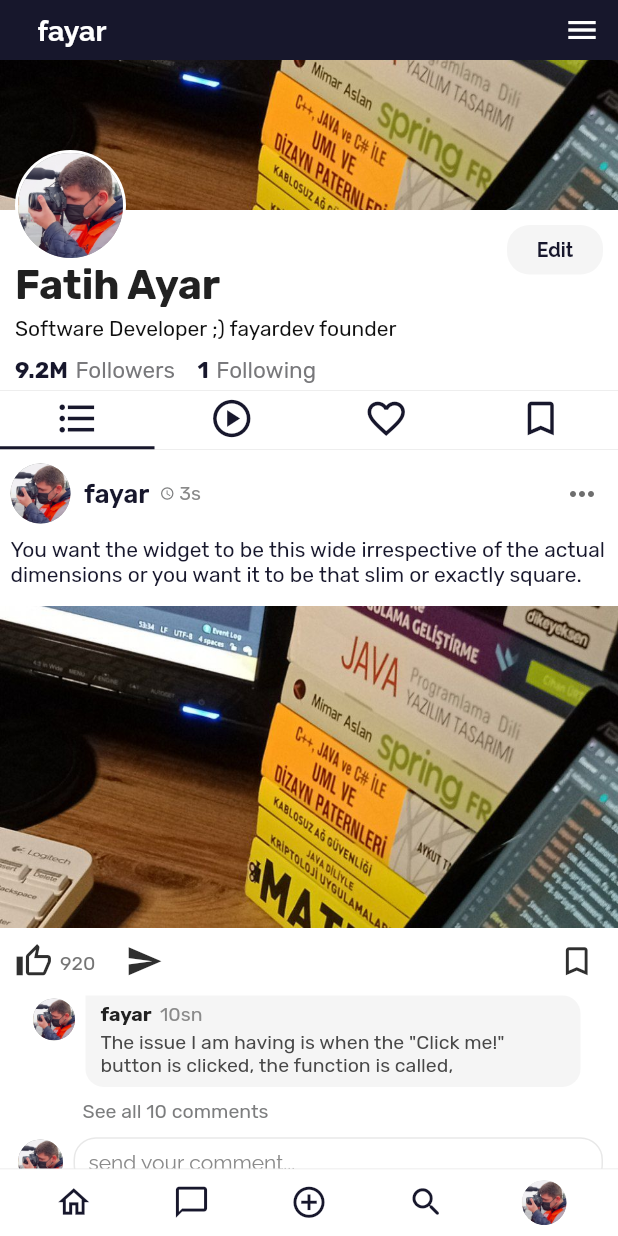
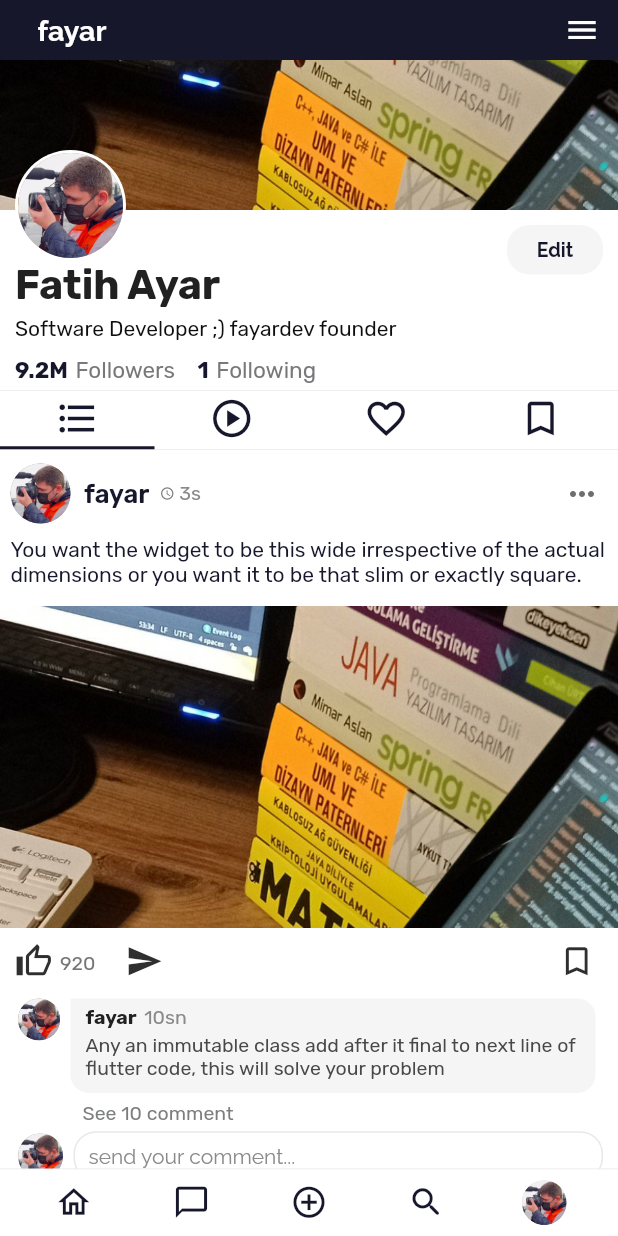
Before and after one commit to fatihayaaar/regms-mobile-app, a Flutter app: the screen it shows after launch, after a tap on "Login", on a phone screen of 412 x 824 dp. Run offline on Flutter 3.47's test engine with Material 2 defaults, Android fonts, the phone set to English and light mode, and no system bars; our stand-ins replace expandable_page_view, google_fonts; missing offline and left inert: flutter_verification_code.

Commit message:
post.dart added and user.dart added

```diff
--- a/lib/models/comment.dart
+++ b/lib/models/comment.dart
@@ -1,12 +1,13 @@
+import 'package:regms_flutter_client/models/user.dart';
+
 class Comment {
-  String avatar;
-  String username;
+  User user;
   String sendTime;
   String text;
 
-  Comment(
-      {required this.avatar,
-      required this.username,
-      required this.sendTime,
-      required this.text});
+  Comment({
+    required this.user,
+    required this.sendTime,
+    required this.text,
+  });
 }
--- /dev/null
+++ b/lib/models/post.dart
@@ -0,0 +1,22 @@
+import 'package:regms_flutter_client/models/comment.dart';
+import 'package:regms_flutter_client/models/user.dart';
+
+class Post {
+  User user;
+  String text;
+  int likeCount;
+  int commentCount;
+  String sendDate;
+  Comment? comment;
+  String media;
+
+  Post({
+    required this.user,
+    required this.text,
+    required this.likeCount,
+    required this.commentCount,
+    this.comment,
+    required this.media,
+    required this.sendDate,
+  });
+}
--- /dev/null
+++ b/lib/models/user.dart
@@ -0,0 +1,9 @@
+class User {
+  String username;
+  String avatar;
+
+  User({
+    required this.username,
+    required this.avatar,
+  });
+}
--- a/lib/screens/my_profile_screen.dart
+++ b/lib/screens/my_profile_screen.dart
@@ -2,6 +2,9 @@ import 'package:flutter/material.dart';
 import 'package:flutter/rendering.dart';
 import 'package:regms_flutter_client/constants/colors.dart';
 import 'package:regms_flutter_client/constants/styles.dart';
+import 'package:regms_flutter_client/models/comment.dart';
+import 'package:regms_flutter_client/models/post.dart';
+import 'package:regms_flutter_client/models/user.dart';
 import 'package:regms_flutter_client/screens/edit_profile_screen.dart';
 import 'package:regms_flutter_client/widgets/app_bar/silver_app_bar.dart';
 import 'package:regms_flutter_client/widgets/avatar.dart';
@@ -15,7 +18,51 @@ class MyProfileScreen extends StatefulWidget {
 }
 
 class _MyProfileScreen extends State {
-  final List<String> entries = <String>['A', 'B', 'C', 'D', 'E', 'G'];
+  final List<PostCard> posts = [
+    PostCard(
+      post: Post(
+        user: User(username: "fayar", avatar: "assets/images/dump_1.jpg"),
+        likeCount: 920,
+        commentCount: 10,
+        text:
+        "You want the widget to be this wide irrespective of the actual dimensions or you want it to be that slim or exactly square.",
+        sendDate: "3s",
+        comment: Comment(
+          user: User(username: "fayar", avatar: "assets/images/dump_1.jpg"),
+          text: "Any an immutable class add after it final to next line of flutter code, this will solve your problem",
+          sendTime: "10sn",
+        ),
+        media: "assets/images/dump_2.jpg",
+      ),
+    ),
+    PostCard(
+      post: Post(
+        user: User(username: "fayar", avatar: "assets/images/dump_1.jpg"),
+        likeCount: 920,
+        commentCount: 0,
+        text:
+        "You want the widget to be this wide irrespective of the actual dimensions or you want it to be that slim or exactly square.",
+        sendDate: "3s",
+        media: "assets/images/dump_2.jpg",
+      ),
+    ),
+    PostCard(
+      post: Post(
+        user: User(username: "fayar", avatar: "assets/images/dump_1.jpg"),
+        likeCount: 9220,
+        commentCount: 0,
+        text:
+        "You want the widget to be this wide irrespective of the actual dimensions or you want it to be that slim or exactly square.",
+        sendDate: "3s",
+        comment: Comment(
+          user: User(username: "fayar", avatar: "assets/images/dump_1.jpg"),
+          text: "Any an immutable class add after it final to next line of flutter code, this will solve your problem",
+          sendTime: "10sn",
+        ),
+        media: "assets/images/dump_2.jpg",
+      ),
+    )
+  ];
 
   @override
   Widget build(BuildContext context) {
@@ -51,7 +98,10 @@ class _MyProfileScreen extends State {
       background: Container(
         color: kThemeColor,
         margin: EdgeInsets.fromLTRB(
-            0, 40 + MediaQuery.of(context).viewPadding.top, 0, 0),
+            0, 40 + MediaQuery
+            .of(context)
+            .viewPadding
+            .top, 0, 0),
         alignment: Alignment.centerLeft,
         child: Stack(
           children: [
@@ -132,7 +182,7 @@ class _MyProfileScreen extends State {
         children: [
           _buildProfileEditButton("Edit", () {
             Route route =
-                MaterialPageRoute(builder: (_) => EditProfileScreen());
+            MaterialPageRoute(builder: (_) => EditProfileScreen());
             Navigator.push(context, route);
           }),
         ],
@@ -195,15 +245,9 @@ class _MyProfileScreen extends State {
             padding: EdgeInsets.all(0),
             scrollDirection: Axis.vertical,
             shrinkWrap: true,
-            itemCount: entries.length,
+            itemCount: posts.length,
             itemBuilder: (BuildContext context, int index) {
-              return PostCard(
-                username: "fayar",
-                contentText:
-                    "You want the widget to be this wide irrespective of the actual dimensions or you want it to be that slim or exactly square.",
-                likeCount: "920",
-                commentCount: "10",
-              );
+              return posts.elementAt(index);
             }),
       ),
     );
--- a/lib/widgets/comment_box.dart
+++ b/lib/widgets/comment_box.dart
@@ -1,5 +1,3 @@
-// ignore_for_file: must_be_immutable
-
 import 'package:flutter/material.dart';
 import 'package:regms_flutter_client/constants/colors.dart';
 import 'package:regms_flutter_client/constants/styles.dart';
@@ -7,8 +5,8 @@ import 'package:regms_flutter_client/models/comment.dart';
 import 'package:regms_flutter_client/widgets/avatar.dart';
 
 class CommentBox extends StatefulWidget {
-  String? detailText;
-  Comment comment;
+  final String? detailText;
+  final Comment comment;
 
   CommentBox({this.detailText, required this.comment});
 
@@ -26,7 +24,7 @@ class _CommentBoxState extends State {
   Widget build(BuildContext context) {
     return Container(
       alignment: Alignment.topLeft,
-      margin: EdgeInsets.fromLTRB(10, 0, 10, 5),
+      margin: const EdgeInsets.fromLTRB(10, 0, 10, 0),
       child: Column(
         children: [
           Row(
@@ -48,7 +46,7 @@ class _CommentBoxState extends State {
       margin: const EdgeInsets.fromLTRB(0, 0, 0, 0),
       child: buildAvatar(
         borderColor: Colors.white.withOpacity(1),
-        img: "${comment.avatar}",
+        img: "${comment.user.avatar}",
         size: 14,
       ),
     );
@@ -57,7 +55,7 @@ class _CommentBoxState extends State {
   _buildCommentBox() {
     return Expanded(
       child: Container(
-        margin: const EdgeInsets.fromLTRB(5, 0, 5, 0),
+        margin: const EdgeInsets.fromLTRB(5, 2, 5, 2),
         padding: const EdgeInsets.fromLTRB(10, 5, 10, 5),
         decoration: kCommentBoxDecoration,
         child: Column(
@@ -67,13 +65,13 @@ class _CommentBoxState extends State {
             Row(
               children: [
                 _buildCommentBoxUsername(),
-                SizedBox(width: 3),
+                SizedBox(width: 5),
                 _buildCommentBoxTime(),
               ],
             ),
             SizedBox(height: 4),
             _buildCommentBoxText(),
-            SizedBox(height: 2),
+            SizedBox(height: 4),
           ],
         ),
       ),
@@ -82,7 +80,7 @@ class _CommentBoxState extends State {
 
   _buildCommentBoxUsername() {
     return Text(
-      '${comment.username} ',
+      '${comment.user.username}',
       style: kCommentRichTextStyle(
         kCommentUsernameColor,
         FontWeight.bold,
@@ -102,7 +100,7 @@ class _CommentBoxState extends State {
 
   _buildCommentBoxTime() {
     return Text(
-      "10sn",
+      comment.sendTime,
       style: kCommentTimeTextStyle,
     );
   }
@@ -110,18 +108,20 @@ class _CommentBoxState extends State {
   _buildDetail() {
     return Visibility(
       visible: detailText == null ? false : true,
-      child: detailText != null ? Container(
+      child: detailText != null
+          ? Container(
               alignment: Alignment.centerLeft,
-        margin: EdgeInsets.fromLTRB(45, 4, 0, 4),
+              margin: const EdgeInsets.fromLTRB(45, 4, 0, 4),
               child: Text(
-          detailText!,
+                "See ${detailText!} comment",
                 style: kCommentRichTextStyle(
                   kBodyTextColor,
                   FontWeight.normal,
                 ),
                 textAlign: TextAlign.left,
               ),
-      ) : Container(),
+            )
+          : Container(),
     );
   }
 }
--- a/lib/widgets/post_card.dart
+++ b/lib/widgets/post_card.dart
@@ -3,48 +3,26 @@
 import 'package:flutter/material.dart';
 import 'package:regms_flutter_client/constants/colors.dart';
 import 'package:regms_flutter_client/constants/styles.dart';
-import 'package:regms_flutter_client/models/comment.dart';
+import 'package:regms_flutter_client/models/post.dart';
 import 'package:regms_flutter_client/widgets/avatar.dart';
 import 'package:regms_flutter_client/widgets/comment_box.dart';
 
 class PostCard extends StatefulWidget {
-  String? username;
-  String? contentText;
-  String? avatar;
-  String? likeCount;
-  String? commentCount;
+  final Post post;
 
   PostCard({
-    this.username = "",
-    this.contentText = "",
-    this.avatar = "assets/images/dump_1.jpg",
-    this.likeCount = "0",
-    this.commentCount = "0",
+    required this.post,
   });
 
   @override
-  State<StatefulWidget> createState() => _PostCardState(
-        username: username,
-        contentText: contentText,
-        avatar: avatar,
-        likeCount: likeCount,
-        commentCount: commentCount,
-      );
+  State<StatefulWidget> createState() => _PostCardState(post: post);
 }
 
 class _PostCardState extends State {
-  String? username;
-  String? contentText;
-  String? avatar;
-  String? likeCount;
-  String? commentCount;
+  Post post;
 
   _PostCardState({
-    this.username,
-    this.contentText,
-    this.avatar,
-    this.likeCount,
-    this.commentCount,
+    required this.post,
   });
 
   @override
@@ -73,7 +51,7 @@ class _PostCardState extends State {
       margin: const EdgeInsets.fromLTRB(5, 0, 0, 0),
       child: buildAvatar(
         borderColor: Colors.white.withOpacity(1),
-        img: "$avatar",
+        img: "${post.user.avatar}",
         size: 20,
       ),
     );
@@ -100,18 +78,18 @@ class _PostCardState extends State {
 
   _buildPostUsername() {
     return Text(
-      "$username",
+      "${post.user.username}",
       style: kPostUsernameTextStyle,
     );
   }
 
   _buildPostContent() {
     return Visibility(
-      visible: contentText == "" ? false : true,
+      visible: post.text == "" ? false : true,
       child: Container(
         margin: const EdgeInsets.fromLTRB(7, 0, 7, 7),
         child: Text(
-          "$contentText",
+          "${post.text}",
           style: kPostContentTextStyle,
         ),
       ),
@@ -119,16 +97,9 @@ class _PostCardState extends State {
   }
 
   _buildPostMedia() {
-    return InteractiveViewer(
-      panEnabled: true,
-      // Set it to false to prevent panning.
-      boundaryMargin: EdgeInsets.all(80),
-      minScale: 1,
-      maxScale: 4,
-      child: Image.asset(
-        "assets/images/dump_2.jpg",
-        fit: BoxFit.cover,
-      ),
+    return Image.asset(
+      "${post.media}",
+      fit: BoxFit.cover,
     );
   }
 
@@ -160,7 +131,7 @@ class _PostCardState extends State {
           margin: const EdgeInsets.fromLTRB(10, 0, 0, 0),
           child: buildAvatar(
             borderColor: Colors.white.withOpacity(1),
-            img: "$avatar",
+            img: "${post.user.avatar}",
             size: 15,
           ),
         ),
@@ -196,7 +167,7 @@ class _PostCardState extends State {
           _buildAction(
             icon: (Icons.thumb_up_alt_outlined),
             onClick: () {},
-            text: "$likeCount",
+            text: "${post.likeCount}",
           ),
           SizedBox(width: 20),
           _buildAction(
@@ -254,38 +225,6 @@ class _PostCardState extends State {
     );
   }
 
-  _buildComments() {
-    return Container(
-      alignment: Alignment.topLeft,
-      margin: EdgeInsets.fromLTRB(10, 0, 10, 5),
-      child: Column(
-        children: [
-          CommentBox(
-            comment: Comment(
-              avatar: avatar!,
-              text:
-                  'The issue I am having is when the "Click me!" button is clicked, the function is called,',
-              username: username!,
-              sendTime: '3s',
-            ),
-          ),
-          Container(
-            alignment: Alignment.centerLeft,
-            margin: EdgeInsets.fromLTRB(45, 4, 0, 4),
-            child: Text(
-              "See all $commentCount comments",
-              style: kCommentRichTextStyle(
-                kBodyTextColor,
-                FontWeight.normal,
-              ),
-              textAlign: TextAlign.left,
-            ),
-          ),
-        ],
-      ),
-    );
-  }
-
   _buildPostDate() {
     return Row(
       children: [
@@ -296,10 +235,19 @@ class _PostCardState extends State {
         ),
         SizedBox(width: 3),
         Text(
-          "3s",
+          "${post.sendDate}",
           style: kTimeTextStyle,
         ),
       ],
     );
   }
+
+  _buildComments() {
+    return post.comment == null
+        ? Container()
+        : CommentBox(
+            comment: post.comment!,
+            detailText: post.commentCount > 0 ? "${post.commentCount}" : null,
+          );
+  }
 }
```
Lines whose indentation alone changed are shown as unchanged.
